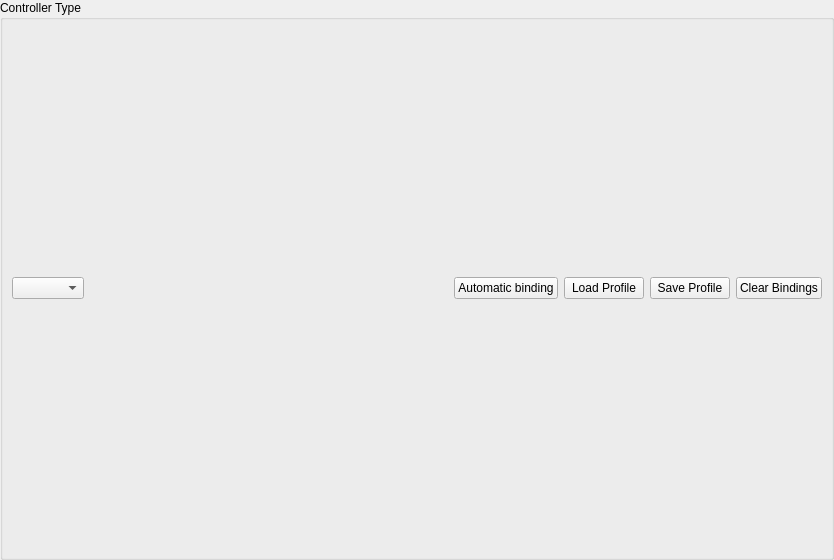
PCSX2/pcsx2, file pcsx2-qt/Settings/ControllerBindingWidget.ui: the form before one commit.
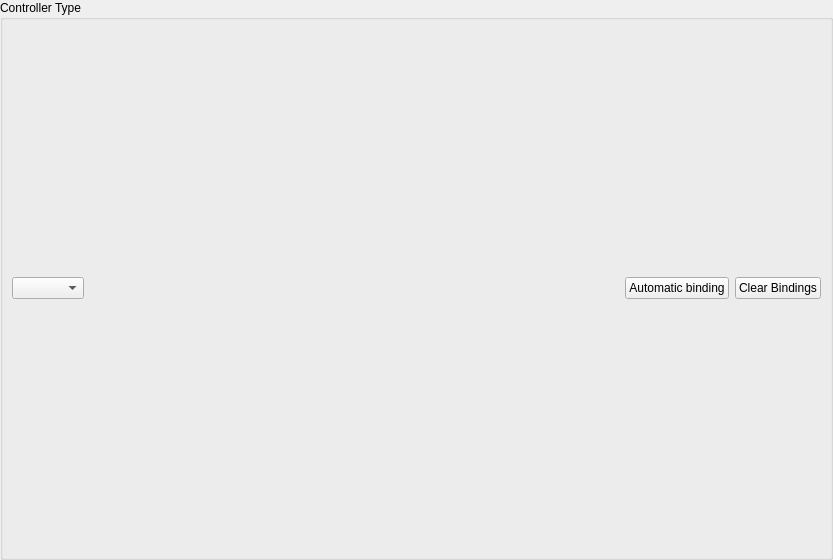
The form after the commit. Icons and pictures are not drawn.

Commit message: Qt: Implement input profiles

What changed in the file:
```diff
--- a/pcsx2-qt/Settings/ControllerBindingWidget.ui
+++ b/pcsx2-qt/Settings/ControllerBindingWidget.ui
@@ -6,7 +6,7 @@
    <rect>
     <x>0</x>
     <y>0</y>
-    <width>834</width>
+    <width>833</width>
     <height>560</height>
    </rect>
   </property>
@@ -61,28 +61,6 @@
           </property>
          </widget>
         </item>
-        <item>
-         <widget class="QPushButton" name="loadProfile">
-          <property name="text">
-           <string>Load Profile</string>
-          </property>
-          <property name="icon">
-           <iconset theme="folder-open-line">
-            <normaloff>.</normaloff>.</iconset>
-          </property>
-         </widget>
-        </item>
-        <item>
-         <widget class="QPushButton" name="saveProfile">
-          <property name="text">
-           <string>Save Profile</string>
-          </property>
-          <property name="icon">
-           <iconset theme="save-3-line">
-            <normaloff>.</normaloff>.</iconset>
-          </property>
-         </widget>
-        </item>
         <item>
          <widget class="QPushButton" name="clearBindings">
           <property name="text">
```
Left out of the diff: 3 changed lines with no effect on the pictures. The commit also changes 33 other files.
